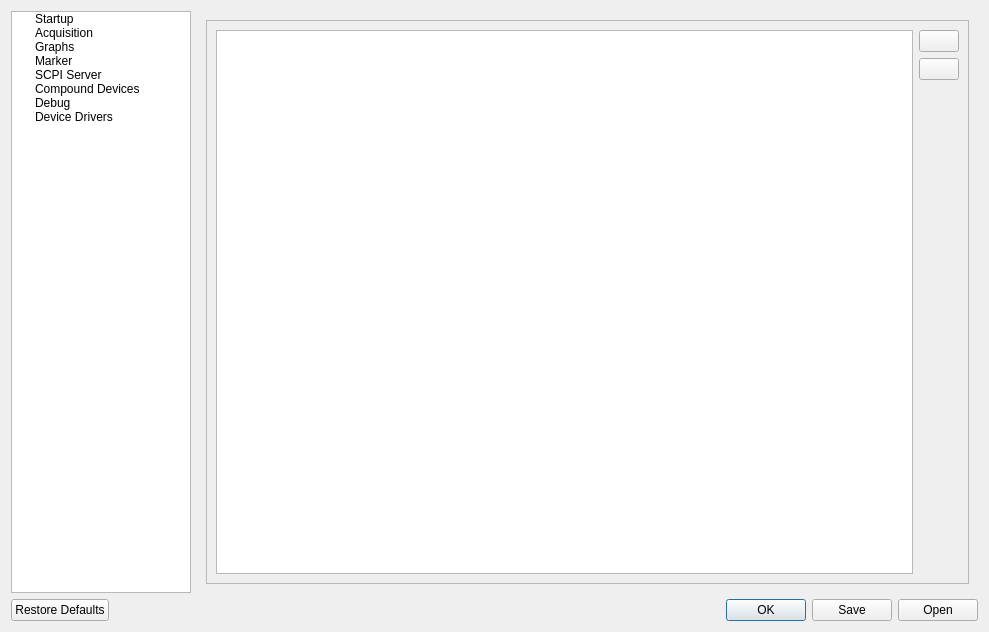
Old version of the form Software/PC_Application/LibreVNA-GUI/preferencesdialog.ui in the repository jankae/LibreVNA.
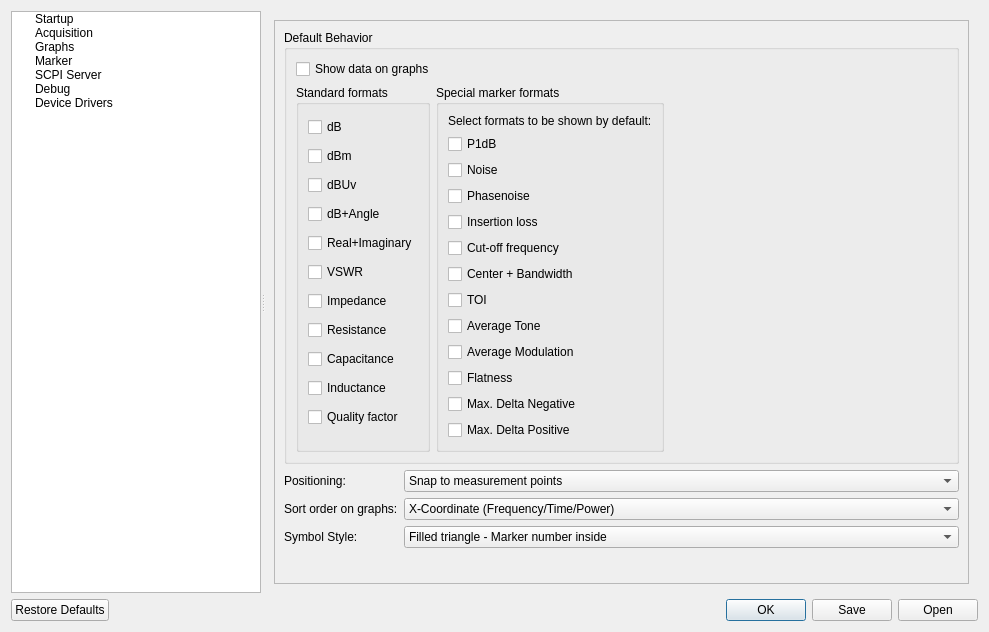
New version of the form. The open tabs and pages were chosen to show the change. Icons and pictures are not drawn. Custom widgets are drawn as their Qt base class.

Commit message: WIP: working compound driver, partial SSA3000X as a demonstration

What changed in the file:
```diff
--- a/Software/PC_Application/LibreVNA-GUI/preferencesdialog.ui
+++ b/Software/PC_Application/LibreVNA-GUI/preferencesdialog.ui
@@ -15,18 +15,20 @@
   </property>
   <layout class="QVBoxLayout" name="verticalLayout_25">
    <item>
-    <layout class="QHBoxLayout" name="horizontalLayout">
-     <item>
+    <widget class="QSplitter" name="splitter">
+     <property name="orientation">
+      <enum>Qt::Horizontal</enum>
+     </property>
       <widget class="QTreeWidget" name="treeWidget">
        <property name="sizePolicy">
-        <sizepolicy hsizetype="Maximum" vsizetype="Expanding">
+       <sizepolicy hsizetype="Expanding" vsizetype="Expanding">
          <horstretch>0</horstretch>
          <verstretch>0</verstretch>
         </sizepolicy>
        </property>
        <property name="maximumSize">
         <size>
-         <width>180</width>
+        <width>250</width>
          <height>16777215</height>
         </size>
        </property>
@@ -66,11 +68,6 @@
          <string>SCPI Server</string>
         </property>
        </item>
-       <item>
-        <property name="text">
-         <string>Compound Devices</string>
-        </property>
-       </item>
        <item>
         <property name="text">
          <string>Debug</string>
@@ -82,8 +79,6 @@
         </property>
        </item>
       </widget>
-     </item>
-     <item>
       <widget class="QStackedWidget" name="pageWidget">
        <property name="sizePolicy">
         <sizepolicy hsizetype="Preferred" vsizetype="Preferred">
@@ -1286,7 +1281,7 @@
         </layout>
        </widget>
        <widget class="QWidget" name="Marker">
-        <layout class="QHBoxLayout" name="horizontalLayout_6">
+       <layout class="QHBoxLayout" name="horizontalLayout">
          <item>
           <widget class="QScrollArea" name="scrollArea_4">
            <property name="widgetResizable">
@@ -1296,8 +1291,8 @@
             <property name="geometry">
              <rect>
               <x>0</x>
-              <y>-44</y>
-              <width>749</width>
+             <y>0</y>
+             <width>683</width>
               <height>605</height>
              </rect>
             </property>
@@ -1317,13 +1312,6 @@
                     </property>
                    </widget>
                   </item>
-                  <item>
-                   <widget class="QLabel" name="label_51">
-                    <property name="text">
-                     <string>Select formats to be shown by default:</string>
-                    </property>
-                   </widget>
-                  </item>
                   <item>
                    <layout class="QHBoxLayout" name="horizontalLayout_18">
                     <item>
@@ -1418,6 +1406,13 @@
                        <string>Special marker formats</string>
                       </property>
                       <layout class="QVBoxLayout" name="verticalLayout_27">
+                      <item>
+                       <widget class="QLabel" name="label_51">
+                        <property name="text">
+                         <string>Select formats to be shown by default:</string>
+                        </property>
+                       </widget>
+                      </item>
                        <item>
                         <widget class="QCheckBox" name="MarkerShowP1dB">
                          <property name="text">
@@ -1714,77 +1709,6 @@
          </item>
         </layout>
        </widget>
-       <widget class="QWidget" name="CompoundDevices">
-        <layout class="QHBoxLayout" name="horizontalLayout_14">
-         <item>
-          <widget class="QScrollArea" name="scrollArea_6">
-           <property name="widgetResizable">
-            <bool>true</bool>
-           </property>
-           <widget class="QWidget" name="scrollAreaWidgetContents_7">
-            <property name="geometry">
-             <rect>
-              <x>0</x>
-              <y>0</y>
-              <width>763</width>
-              <height>561</height>
-             </rect>
-            </property>
-            <layout class="QVBoxLayout" name="verticalLayout_24">
-             <item>
-              <layout class="QHBoxLayout" name="horizontalLayout_13">
-               <item>
-                <widget class="QListWidget" name="compoundList"/>
-               </item>
-               <item>
-                <layout class="QVBoxLayout" name="verticalLayout_19">
-                 <item>
-                  <widget class="QPushButton" name="compoundAdd">
-                   <property name="text">
-                    <string/>
-                   </property>
-                   <property name="icon">
-                    <iconset theme="list-add" resource="icons.qrc">
-                     <normaloff>:/icons/add.png</normaloff>
-                     <normalon>:/icons/add.png</normalon>:/icons/add.png</iconset>
-                   </property>
-                  </widget>
-                 </item>
-                 <item>
-                  <widget class="QPushButton" name="compoundDelete">
-                   <property name="text">
-                    <string/>
-                   </property>
-                   <property name="icon">
-                    <iconset theme="list-remove" resource="icons.qrc">
-                     <normaloff>:/icons/remove.png</normaloff>
-                     <normalon>:/icons/remove.png</normalon>:/icons/remove.png</iconset>
-                   </property>
-                  </widget>
-                 </item>
-                 <item>
-                  <spacer name="verticalSpacer_8">
-                   <property name="orientation">
-                    <enum>Qt::Vertical</enum>
-                   </property>
-                   <property name="sizeHint" stdset="0">
-                    <size>
-                     <width>20</width>
-                     <height>40</height>
-                    </size>
-                   </property>
-                  </spacer>
-                 </item>
-                </layout>
-               </item>
-              </layout>
-             </item>
-            </layout>
-           </widget>
-          </widget>
-         </item>
-        </layout>
-       </widget>
        <widget class="QWidget" name="Debug">
         <layout class="QVBoxLayout" name="verticalLayout_29">
          <item>
@@ -1874,8 +1798,7 @@
         </layout>
        </widget>
       </widget>
-     </item>
-    </layout>
+    </widget>
    </item>
    <item>
     <widget class="QDialogButtonBox" name="buttonBox">
```
Left out of the diff: 28 changed lines with no effect on the pictures. Lines whose indentation alone changed are shown as unchanged. The commit also changes 26 other files.
